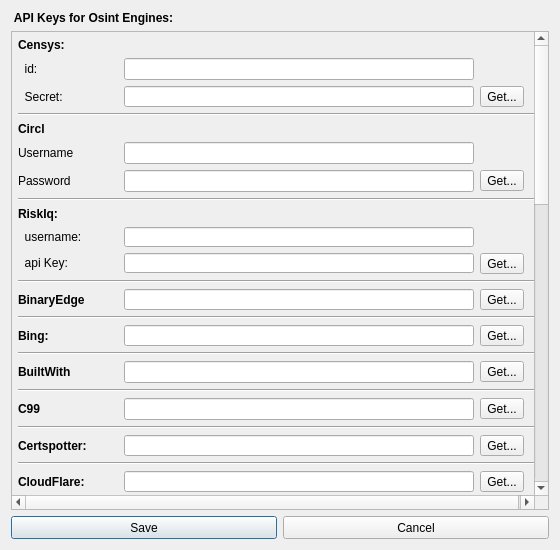
This is gui/src/Dialogs/ApiKeysDialog.ui in 3nock/OTE as Qt 5 draws it before an edit. The edited form follows.
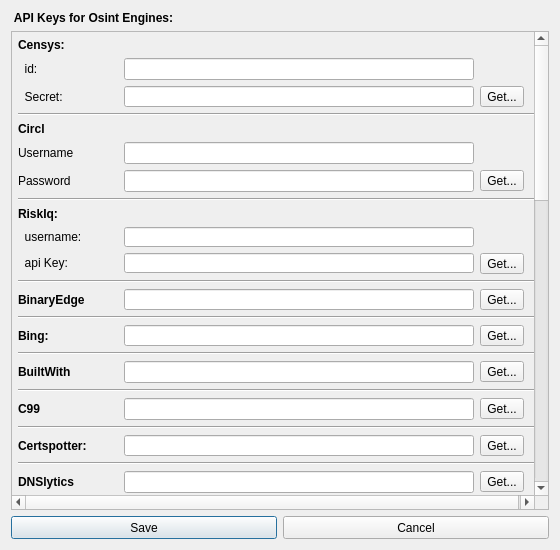
This is the edited form.

Diff of the .ui file:
```diff
--- a/gui/src/Dialogs/ApiKeysDialog.ui
+++ b/gui/src/Dialogs/ApiKeysDialog.ui
@@ -72,9 +72,9 @@
       <property name="geometry">
        <rect>
         <x>0</x>
-        <y>-135</y>
+        <y>-343</y>
         <width>532</width>
-        <height>1291</height>
+        <height>1328</height>
        </rect>
       </property>
       <layout class="QVBoxLayout" name="verticalLayout">
@@ -912,6 +912,66 @@
          </property>
         </widget>
        </item>
+       <item>
+        <layout class="QHBoxLayout" name="horizontalLayout_36">
+         <item>
+          <widget class="QLabel" name="label_39">
+           <property name="minimumSize">
+            <size>
+             <width>100</width>
+             <height>0</height>
+            </size>
+           </property>
+           <property name="font">
+            <font>
+             <weight>75</weight>
+             <bold>true</bold>
+            </font>
+           </property>
+           <property name="text">
+            <string>DNSlytics</string>
+           </property>
+          </widget>
+         </item>
+         <item>
+          <widget class="QLineEdit" name="lineEditDnslytics">
+           <property name="minimumSize">
+            <size>
+             <width>350</width>
+             <height>0</height>
+            </size>
+           </property>
+          </widget>
+         </item>
+         <item>
+          <widget class="QToolButton" name="buttonGetDnslytics">
+           <property name="text">
+            <string>Get...</string>
+           </property>
+          </widget>
+         </item>
+         <item>
+          <spacer name="horizontalSpacer_35">
+           <property name="orientation">
+            <enum>Qt::Horizontal</enum>
+           </property>
+           <property name="sizeHint" stdset="0">
+            <size>
+             <width>40</width>
+             <height>20</height>
+            </size>
+           </property>
+          </spacer>
+         </item>
+        </layout>
+       </item>
+       <item>
+        <widget class="Line" name="line_31">
+         <property name="orientation">
+          <enum>Qt::Horizontal</enum>
+         </property>
+        </widget>
+       </item>
        <item>
         <layout class="QHBoxLayout" name="horizontalLayout_8">
          <item>
```
